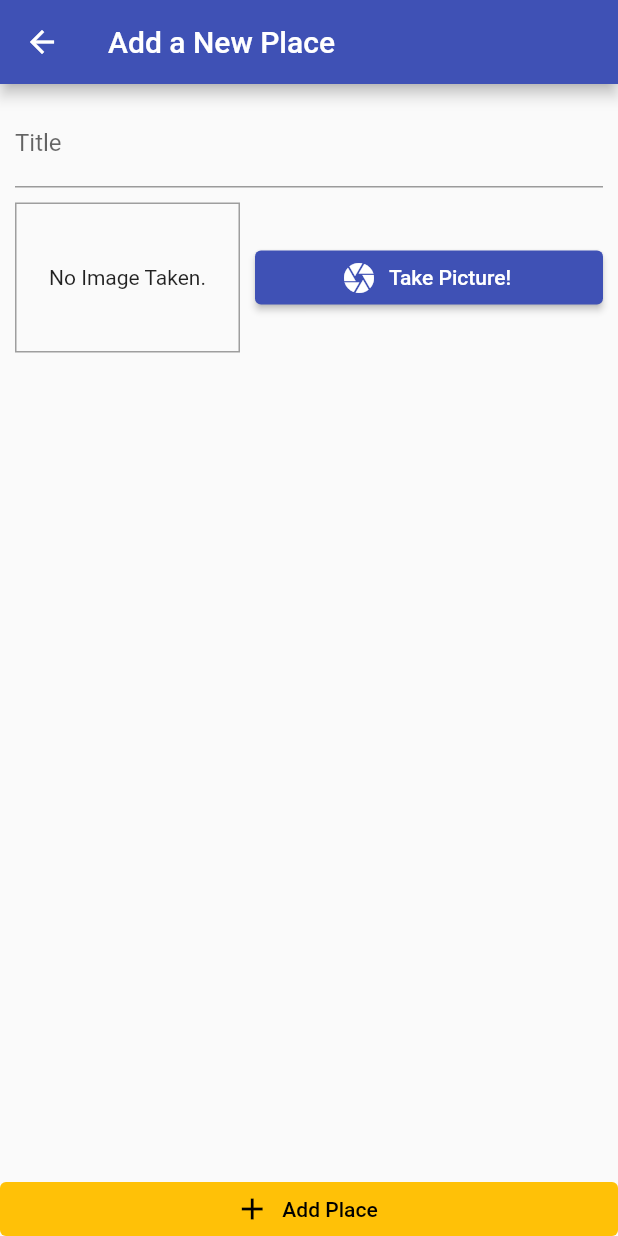
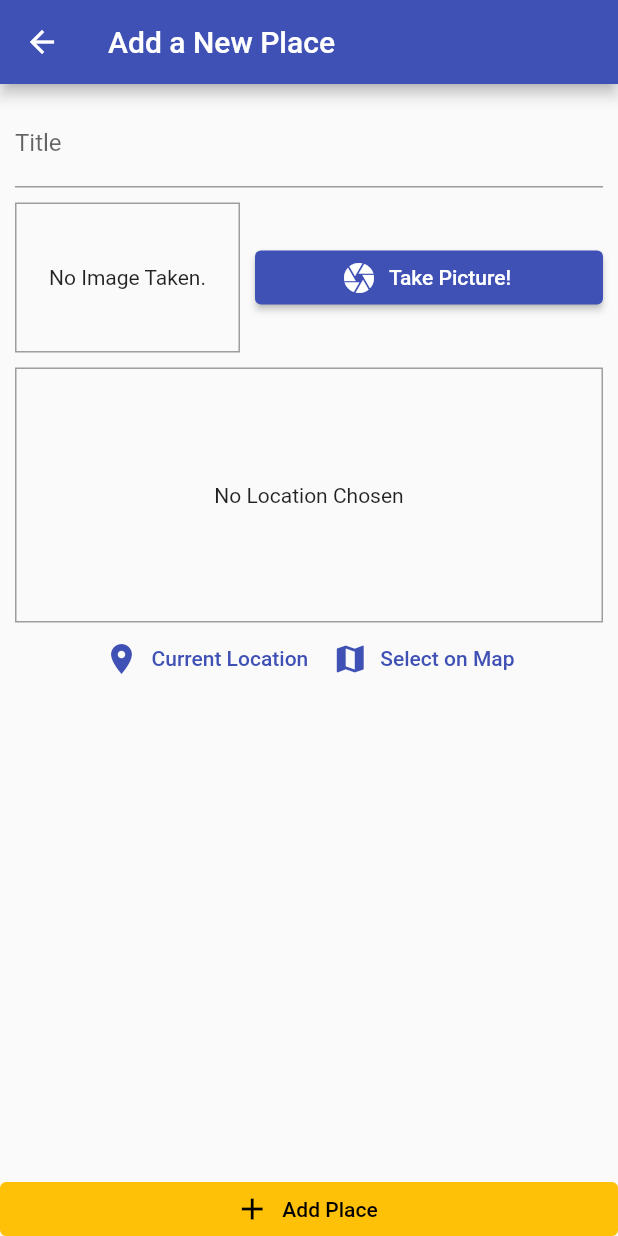
Before and after one commit to babyazalea/flutter_places_app, a Flutter app: the AddPlaceScreen screen opened by its route, on a phone screen of 412 x 824 dp. Run offline on Flutter 3.47's test engine with Material 2 defaults, Android fonts, the phone set to English and light mode, and no system bars; our stand-ins replace image_picker, sqflite; accounts and stored records are empty.

Commit message:
added location package & location-input

```diff
--- a/lib/screens/add_place_screen.dart
+++ b/lib/screens/add_place_screen.dart
@@ -4,6 +4,7 @@
 import 'package:provider/provider.dart';
 
 import '../widgets/image_input.dart';
+import '../widgets/location_input.dart';
 import '../providers/great_places.dart';
 
 class AddPlaceScreen extends StatefulWidget {
@@ -55,6 +56,10 @@
                       height: 10,
                     ),
                     ImageInput(_selectImage),
+                    SizedBox(
+                      height: 10,
+                    ),
+                    LocationInput(),
                   ],
                 ),
               ),
--- /dev/null
+++ b/lib/widgets/location_input.dart
@@ -0,0 +1,65 @@
+import 'package:flutter/material.dart';
+
+class LocationInput extends StatefulWidget {
+  const LocationInput({Key? key}) : super(key: key);
+
+  @override
+  _LocationInputState createState() => _LocationInputState();
+}
+
+class _LocationInputState extends State<LocationInput> {
+  String? _previewImageUrl;
+
+  @override
+  Widget build(BuildContext context) {
+    return Column(
+      children: <Widget>[
+        Container(
+          height: 170,
+          width: double.infinity,
+          alignment: Alignment.center,
+          decoration: BoxDecoration(
+              border: Border.all(
+            width: 1,
+            color: Colors.grey,
+          )),
+          child: _previewImageUrl == null
+              ? Text(
+                  'No Location Chosen',
+                  textAlign: TextAlign.center,
+                )
+              : Image.network(
+                  _previewImageUrl!,
+                  fit: BoxFit.cover,
+                  width: double.infinity,
+                ),
+        ),
+        Row(
+          mainAxisAlignment: MainAxisAlignment.center,
+          children: <Widget>[
+            TextButton.icon(
+              onPressed: () {},
+              icon: Icon(
+                Icons.location_on,
+              ),
+              label: Text('Current Location'),
+              style: TextButton.styleFrom(
+                primary: Theme.of(context).primaryColor,
+              ),
+            ),
+            TextButton.icon(
+              onPressed: () {},
+              icon: Icon(
+                Icons.map,
+              ),
+              label: Text('Select on Map'),
+              style: TextButton.styleFrom(
+                primary: Theme.of(context).primaryColor,
+              ),
+            ),
+          ],
+        ),
+      ],
+    );
+  }
+}
--- a/pubspec.yaml
+++ b/pubspec.yaml
@@ -33,6 +33,7 @@
   path_provider: ^2.0.4
   path: ^1.8.0
   sqflite: ^2.0.0+4
+  location: ^4.3.0
 
 dev_dependencies:
   flutter_test:
```
Also changed, not shown: pubspec.lock, 3 other files.
